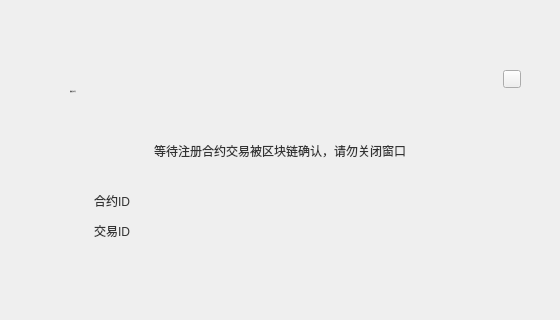
HcashOrg/hx-indicator, file LNKWallet/dapp/CreateTokenDialog.ui: the form before one commit; both pictures show x 200 to 760 and y 0 to 320 of the 960 by 543 pixel window.
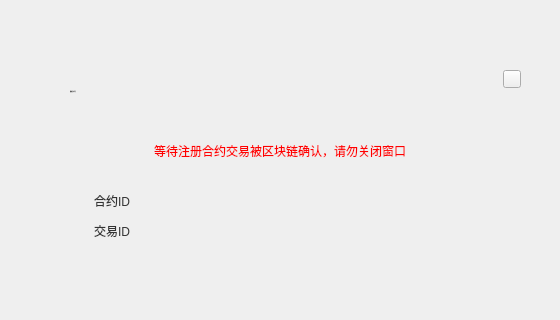
The form after the commit. The open tabs and pages were chosen to show the change.

```diff
--- a/LNKWallet/dapp/CreateTokenDialog.ui
+++ b/LNKWallet/dapp/CreateTokenDialog.ui
@@ -308,6 +308,9 @@
          <height>40</height>
         </rect>
        </property>
+       <property name="styleSheet">
+        <string notr="true">QLabel{color: rgb(255, 0, 0);}</string>
+       </property>
        <property name="text">
         <string>等待注册合约交易被区块链确认，请勿关闭窗口</string>
        </property>
```
